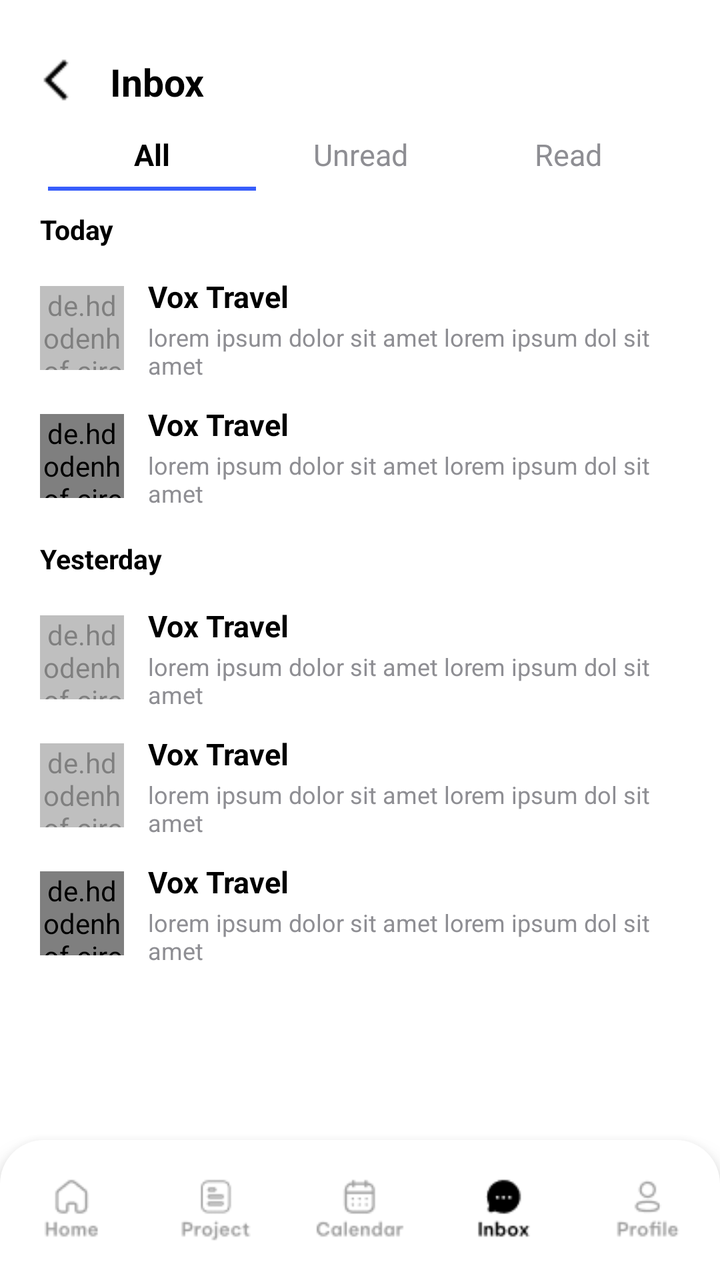
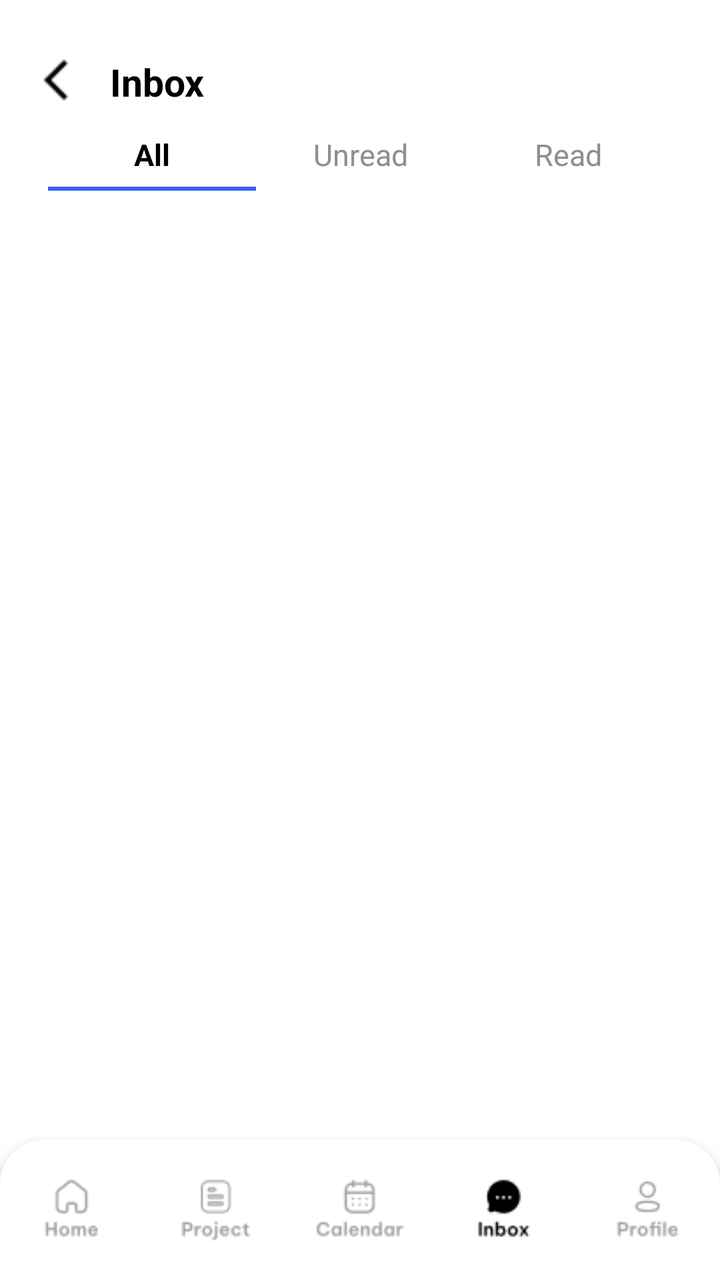

Two renders of the same Android screen: before a commit and after it. Below are the layout's source before the change and the commit's diff.
<!-- AndroidManifest.xml: application theme Theme.Teamflow -->
<!-- res/layout/activity_inbox_all.xml -->
<?xml version="1.0" encoding="utf-8"?>
<RelativeLayout xmlns:android="http://schemas.android.com/apk/res/android"
    xmlns:app="http://schemas.android.com/apk/res-auto"
    xmlns:tools="http://schemas.android.com/tools"
    android:layout_width="match_parent"
    android:layout_height="match_parent"
    android:background="@color/white"
    android:paddingTop="15dp"
    tools:context=".inbox_all">

    
    <RelativeLayout
        android:id="@+id/topBar"
        android:layout_width="match_parent"
        android:layout_height="52dp"
        android:paddingStart="16dp"
        android:paddingEnd="16dp"
        android:gravity="center_vertical">

        <ImageView
            android:id="@+id/backArrow"
            android:layout_width="24dp"
            android:layout_height="24dp"
            android:src="@drawable/back_arrow_head"
            android:layout_alignParentStart="true" />

        <TextView
            android:id="@+id/title"
            android:layout_width="wrap_content"
            android:layout_height="wrap_content"
            android:layout_toEndOf="@id/backArrow"
            android:layout_marginLeft="15dp"
            android:text="Inbox"
            android:textColor="@color/black"
            android:textSize="19sp"
            android:textStyle="bold" />
    </RelativeLayout>

    
    <LinearLayout
        android:id="@+id/tabLayout"
        android:layout_below="@id/topBar"
        android:layout_width="match_parent"
        android:layout_height="wrap_content"
        android:orientation="horizontal"
        android:gravity="center"
        android:paddingHorizontal="24dp">

        <TextView
            android:id="@+id/tabAll"
            android:layout_width="0dp"
            android:layout_height="wrap_content"
            android:layout_weight="1"
            android:gravity="center"
            android:text="All"
            android:textColor="@color/black"
            android:textStyle="bold"
            android:textSize="15sp" />

        <TextView
            android:id="@+id/tabUnread"
            android:layout_width="0dp"
            android:layout_height="wrap_content"
            android:layout_weight="1"
            android:gravity="center"
            android:text="Unread"
            android:textColor="@color/textgrey"
            android:textSize="15sp" />

        <TextView
            android:id="@+id/tabRead"
            android:layout_width="0dp"
            android:layout_height="wrap_content"
            android:layout_weight="1"
            android:gravity="center"
            android:text="Read"
            android:textColor="@color/textgrey"
            android:textSize="15sp" />
    </LinearLayout>

    
    <LinearLayout
        android:id="@+id/tabUnderlineRow"
        android:layout_width="match_parent"
        android:layout_height="2dp"
        android:layout_below="@id/tabLayout"
        android:layout_marginTop="6dp"
        android:paddingHorizontal="24dp"
        android:orientation="horizontal"
        android:weightSum="3">

        <View
            android:layout_width="0dp"
            android:layout_height="match_parent"
            android:layout_weight="1"
            android:background="@color/bluebg" />

        <View
            android:layout_width="0dp"
            android:layout_height="match_parent"
            android:layout_weight="1"
            android:background="@android:color/transparent" />

        <View
            android:layout_width="0dp"
            android:layout_height="match_parent"
            android:layout_weight="1"
            android:background="@android:color/transparent" />
    </LinearLayout>

    
    <ScrollView
        android:id="@+id/scroll"
        android:layout_width="match_parent"
        android:layout_height="match_parent"
        android:layout_below="@id/tabUnderlineRow"
        android:layout_above="@id/bottomNav"
        android:fillViewport="true">

        <LinearLayout
            android:layout_width="match_parent"
            android:layout_height="wrap_content"
            android:orientation="vertical"
            android:paddingHorizontal="20dp"
            android:paddingTop="10dp">

            
            <TextView
                android:layout_width="wrap_content"
                android:layout_height="wrap_content"
                android:text="Today"
                android:textColor="@color/black"
                android:textStyle="bold"
                android:textSize="13.5sp"
                android:layout_marginBottom="8dp" />

            
            <LinearLayout
                android:layout_width="match_parent"
                android:layout_height="64dp"
                android:orientation="horizontal"
                android:gravity="center_vertical"
                android:paddingVertical="6dp">

                <de.hdodenhof.circleimageview.CircleImageView
                    android:layout_width="42dp"
                    android:layout_height="42dp"
                    android:src="@drawable/pfp1"
                    android:alpha="0.5" />

                <LinearLayout
                    android:layout_width="0dp"
                    android:layout_height="wrap_content"
                    android:layout_weight="1"
                    android:layout_marginStart="12dp"
                    android:orientation="vertical">

                    <TextView
                        android:layout_width="wrap_content"
                        android:layout_height="wrap_content"
                        android:text="Vox Travel"
                        android:textColor="@color/black"
                        android:textStyle="bold"
                        android:textSize="15sp" />

                    <TextView
                        android:layout_width="wrap_content"
                        android:layout_height="wrap_content"
                        android:layout_marginTop="2dp"
                        android:text="lorem ipsum dolor sit amet lorem ipsum dol sit amet"
                        android:textColor="@color/textgrey"
                        android:textSize="12sp" />
                </LinearLayout>
            </LinearLayout>

            
            <LinearLayout
                android:layout_width="match_parent"
                android:layout_height="64dp"
                android:orientation="horizontal"
                android:gravity="center_vertical"
                android:paddingVertical="6dp">

                <de.hdodenhof.circleimageview.CircleImageView
                    android:layout_width="42dp"
                    android:layout_height="42dp"
                    android:src="@drawable/pfp3" />

                <LinearLayout
                    android:layout_width="0dp"
                    android:layout_height="wrap_content"
                    android:layout_weight="1"
                    android:layout_marginStart="12dp"
                    android:orientation="vertical">

                    <TextView
                        android:layout_width="wrap_content"
                        android:layout_height="wrap_content"
                        android:text="Vox Travel"
                        android:textColor="@color/black"
                        android:textStyle="bold"
                        android:textSize="15sp" />

                    <TextView
                        android:layout_width="wrap_content"
                        android:layout_height="wrap_content"
                        android:layout_marginTop="2dp"
                        android:text="lorem ipsum dolor sit amet lorem ipsum dol sit amet"
                        android:textColor="@color/textgrey"
                        android:textSize="12sp" />
                </LinearLayout>
            </LinearLayout>

            
            <TextView
                android:layout_width="wrap_content"
                android:layout_height="wrap_content"
                android:text="Yesterday"
                android:textColor="@color/black"
                android:textStyle="bold"
                android:textSize="13.5sp"
                android:layout_marginTop="10dp"
                android:layout_marginBottom="8dp" />

            
            <LinearLayout
                android:layout_width="match_parent"
                android:layout_height="64dp"
                android:orientation="horizontal"
                android:gravity="center_vertical"
                android:paddingVertical="6dp">

                <de.hdodenhof.circleimageview.CircleImageView
                    android:layout_width="42dp"
                    android:layout_height="42dp"
                    android:src="@drawable/pfp4"
                    android:alpha="0.5" />

                <LinearLayout
                    android:layout_width="0dp"
                    android:layout_height="wrap_content"
                    android:layout_weight="1"
                    android:layout_marginStart="12dp"
                    android:orientation="vertical">

                    <TextView
                        android:layout_width="wrap_content"
                        android:layout_height="wrap_content"
                        android:text="Vox Travel"
                        android:textColor="@color/black"
                        android:textStyle="bold"
                        android:textSize="15sp" />

                    <TextView
                        android:layout_width="wrap_content"
                        android:layout_height="wrap_content"
                        android:layout_marginTop="2dp"
                        android:text="lorem ipsum dolor sit amet lorem ipsum dol sit amet"
                        android:textColor="@color/textgrey"
                        android:textSize="12sp" />
                </LinearLayout>
            </LinearLayout>

            
            <LinearLayout
                android:layout_width="match_parent"
                android:layout_height="64dp"
                android:orientation="horizontal"
                android:gravity="center_vertical"
                android:paddingVertical="6dp">

                <de.hdodenhof.circleimageview.CircleImageView
                    android:layout_width="42dp"
                    android:layout_height="42dp"
                    android:src="@drawable/pfp5"
                    android:alpha="0.5" />

                <LinearLayout
                    android:layout_width="0dp"
                    android:layout_height="wrap_content"
                    android:layout_weight="1"
                    android:layout_marginStart="12dp"
                    android:orientation="vertical">

                    <TextView
                        android:layout_width="wrap_content"
                        android:layout_height="wrap_content"
                        android:text="Vox Travel"
                        android:textColor="@color/black"
                        android:textStyle="bold"
                        android:textSize="15sp" />

                    <TextView
                        android:layout_width="wrap_content"
                        android:layout_height="wrap_content"
                        android:layout_marginTop="2dp"
                        android:text="lorem ipsum dolor sit amet lorem ipsum dol sit amet"
                        android:textColor="@color/textgrey"
                        android:textSize="12sp" />
                </LinearLayout>
            </LinearLayout>

            
            <LinearLayout
                android:layout_width="match_parent"
                android:layout_height="64dp"
                android:orientation="horizontal"
                android:gravity="center_vertical"
                android:paddingVertical="6dp">

                <de.hdodenhof.circleimageview.CircleImageView
                    android:layout_width="42dp"
                    android:layout_height="42dp"
                    android:src="@drawable/pfp2" />

                <LinearLayout
                    android:layout_width="0dp"
                    android:layout_height="wrap_content"
                    android:layout_weight="1"
                    android:layout_marginStart="12dp"
                    android:orientation="vertical">

                    <TextView
                        android:layout_width="wrap_content"
                        android:layout_height="wrap_content"
                        android:text="Vox Travel"
                        android:textColor="@color/black"
                        android:textStyle="bold"
                        android:textSize="15sp" />

                    <TextView
                        android:layout_width="wrap_content"
                        android:layout_height="wrap_content"
                        android:layout_marginTop="2dp"
                        android:text="lorem ipsum dolor sit amet lorem ipsum dol sit amet"
                        android:textColor="@color/textgrey"
                        android:textSize="12sp" />
                </LinearLayout>
            </LinearLayout>
        </LinearLayout>
    </ScrollView>

    
    <LinearLayout
        android:id="@+id/bottomNav"
        android:layout_alignParentBottom="true"
        android:layout_width="match_parent"
        android:layout_height="70dp"
        android:orientation="horizontal"
        android:weightSum="5"
        android:background="@drawable/bg_bottom_nav_round"
        android:elevation="8dp"
        android:paddingVertical="8dp">

        <LinearLayout android:layout_width="0dp" android:layout_height="match_parent" android:layout_weight="1" android:gravity="center">
            <ImageView android:layout_width="match_parent" android:layout_height="match_parent" android:layout_margin="10dp" android:src="@drawable/home_unselect"/>
        </LinearLayout>

        <LinearLayout android:layout_width="0dp" android:layout_height="match_parent" android:layout_weight="1" android:gravity="center">
            <ImageView android:layout_width="match_parent" android:layout_height="match_parent" android:layout_margin="10dp" android:src="@drawable/project_unselect"/>
        </LinearLayout>

        <LinearLayout android:layout_width="0dp" android:layout_height="match_parent" android:layout_weight="1" android:gravity="center">
            <ImageView android:layout_width="match_parent" android:layout_height="match_parent" android:layout_margin="10dp" android:src="@drawable/calendar_unselect"/>
        </LinearLayout>

        <LinearLayout android:layout_width="0dp" android:layout_height="match_parent" android:layout_weight="1" android:gravity="center">
            <ImageView android:layout_width="match_parent" android:layout_height="match_parent" android:layout_margin="10dp" android:src="@drawable/inbox_selected"/>
        </LinearLayout>

        <LinearLayout android:layout_width="0dp" android:layout_height="match_parent" android:layout_weight="1" android:gravity="center">
            <ImageView android:layout_width="match_parent" android:layout_height="match_parent" android:layout_margin="10dp" android:src="@drawable/profile_unselect"/>
        </LinearLayout>
    </LinearLayout>

</RelativeLayout>
<!-- resources referenced by this layout -->
<resources>
  <color name="black">#FF000000</color>
  <color name="bluebg">#375DFB</color>
  <color name="textgrey">#8E8E93</color>
  <color name="white">#FFFFFFFF</color>
  <!-- drawable back_arrow_head: png bitmap (drawable, 210 bytes) -->
  <!-- drawable bg_bottom_nav_round (drawable) -->
  <?xml version="1.0" encoding="utf-8"?>
  <shape xmlns:android="http://schemas.android.com/apk/res/android">
      <corners android:topLeftRadius="22dp" android:topRightRadius="22dp" />
      <solid android:color="@color/white" />
  </shape>
  <!-- drawable calendar_unselect: png bitmap (drawable, 1151 bytes) -->
  <!-- drawable home_unselect: png bitmap (drawable, 898 bytes) -->
  <!-- drawable inbox_selected: png bitmap (drawable, 603 bytes) -->
  <!-- drawable pfp1: png bitmap (drawable, 3442 bytes) -->
  <!-- drawable pfp2: png bitmap (drawable, 3665 bytes) -->
  <!-- drawable pfp3: png bitmap (drawable, 3564 bytes) -->
  <!-- drawable pfp4: png bitmap (drawable, 3070 bytes) -->
  <!-- drawable pfp5: png bitmap (drawable, 3588 bytes) -->
  <!-- drawable profile_unselect: png bitmap (drawable, 1003 bytes) -->
  <!-- drawable project_unselect: png bitmap (drawable, 1091 bytes) -->
  <style name="Theme.Teamflow" parent="Base.Theme.Teamflow" />
  <style name="Base.Theme.Teamflow" parent="Theme.Material3.DayNight.NoActionBar">
          
         <item name="colorPrimary">#2F6CE5</item>
      </style>
</resources>

<!-- the commit's change to res/layout/activity_inbox_all.xml (unified diff, before → after) -->
@@ -109,236 +109,15 @@
     </LinearLayout>
 
     
-    <ScrollView
-        android:id="@+id/scroll"
+    <androidx.recyclerview.widget.RecyclerView
+        android:id="@+id/rvConversations"
         android:layout_width="match_parent"
         android:layout_height="match_parent"
         android:layout_below="@id/tabUnderlineRow"
         android:layout_above="@id/bottomNav"
-        android:fillViewport="true">
-
-        <LinearLayout
-            android:layout_width="match_parent"
-            android:layout_height="wrap_content"
-            android:orientation="vertical"
-            android:paddingHorizontal="20dp"
-            android:paddingTop="10dp">
-
-            
-            <TextView
-                android:layout_width="wrap_content"
-                android:layout_height="wrap_content"
-                android:text="Today"
-                android:textColor="@color/black"
-                android:textStyle="bold"
-                android:textSize="13.5sp"
-                android:layout_marginBottom="8dp" />
-
-            
-            <LinearLayout
-                android:layout_width="match_parent"
-                android:layout_height="64dp"
-                android:orientation="horizontal"
-                android:gravity="center_vertical"
-                android:paddingVertical="6dp">
-
-                <de.hdodenhof.circleimageview.CircleImageView
-                    android:layout_width="42dp"
-                    android:layout_height="42dp"
-                    android:src="@drawable/pfp1"
-                    android:alpha="0.5" />
-
-                <LinearLayout
-                    android:layout_width="0dp"
-                    android:layout_height="wrap_content"
-                    android:layout_weight="1"
-                    android:layout_marginStart="12dp"
-                    android:orientation="vertical">
-
-                    <TextView
-                        android:layout_width="wrap_content"
-                        android:layout_height="wrap_content"
-                        android:text="Vox Travel"
-                        android:textColor="@color/black"
-                        android:textStyle="bold"
-                        android:textSize="15sp" />
-
-                    <TextView
-                        android:layout_width="wrap_content"
-                        android:layout_height="wrap_content"
-                        android:layout_marginTop="2dp"
-                        android:text="lorem ipsum dolor sit amet lorem ipsum dol sit amet"
-                        android:textColor="@color/textgrey"
-                        android:textSize="12sp" />
-                </LinearLayout>
-            </LinearLayout>
-
-            
-            <LinearLayout
-                android:layout_width="match_parent"
-                android:layout_height="64dp"
-                android:orientation="horizontal"
-                android:gravity="center_vertical"
-                android:paddingVertical="6dp">
-
-                <de.hdodenhof.circleimageview.CircleImageView
-                    android:layout_width="42dp"
-                    android:layout_height="42dp"
-                    android:src="@drawable/pfp3" />
-
-                <LinearLayout
-                    android:layout_width="0dp"
-                    android:layout_height="wrap_content"
-                    android:layout_weight="1"
-                    android:layout_marginStart="12dp"
-                    android:orientation="vertical">
-
-                    <TextView
-                        android:layout_width="wrap_content"
-                        android:layout_height="wrap_content"
-                        android:text="Vox Travel"
-                        android:textColor="@color/black"
-                        android:textStyle="bold"
-                        android:textSize="15sp" />
-
-                    <TextView
-                        android:layout_width="wrap_content"
-                        android:layout_height="wrap_content"
-                        android:layout_marginTop="2dp"
-                        android:text="lorem ipsum dolor sit amet lorem ipsum dol sit amet"
-                        android:textColor="@color/textgrey"
-                        android:textSize="12sp" />
-                </LinearLayout>
-            </LinearLayout>
-
-            
-            <TextView
-                android:layout_width="wrap_content"
-                android:layout_height="wrap_content"
-                android:text="Yesterday"
-                android:textColor="@color/black"
-                android:textStyle="bold"
-                android:textSize="13.5sp"
-                android:layout_marginTop="10dp"
-                android:layout_marginBottom="8dp" />
-
-            
-            <LinearLayout
-                android:layout_width="match_parent"
-                android:layout_height="64dp"
-                android:orientation="horizontal"
-                android:gravity="center_vertical"
-                android:paddingVertical="6dp">
-
-                <de.hdodenhof.circleimageview.CircleImageView
-                    android:layout_width="42dp"
-                    android:layout_height="42dp"
-                    android:src="@drawable/pfp4"
-                    android:alpha="0.5" />
-
-                <LinearLayout
-                    android:layout_width="0dp"
-                    android:layout_height="wrap_content"
-                    android:layout_weight="1"
-                    android:layout_marginStart="12dp"
-                    android:orientation="vertical">
-
-                    <TextView
-                        android:layout_width="wrap_content"
-                        android:layout_height="wrap_content"
-                        android:text="Vox Travel"
-                        android:textColor="@color/black"
-                        android:textStyle="bold"
-                        android:textSize="15sp" />
-
-                    <TextView
-                        android:layout_width="wrap_content"
-                        android:layout_height="wrap_content"
-                        android:layout_marginTop="2dp"
-                        android:text="lorem ipsum dolor sit amet lorem ipsum dol sit amet"
-                        android:textColor="@color/textgrey"
-                        android:textSize="12sp" />
-                </LinearLayout>
-            </LinearLayout>
-
-            
-            <LinearLayout
-                android:layout_width="match_parent"
-                android:layout_height="64dp"
-                android:orientation="horizontal"
-                android:gravity="center_vertical"
-                android:paddingVertical="6dp">
-
-                <de.hdodenhof.circleimageview.CircleImageView
-                    android:layout_width="42dp"
-                    android:layout_height="42dp"
-                    android:src="@drawable/pfp5"
-                    android:alpha="0.5" />
-
-                <LinearLayout
-                    android:layout_width="0dp"
-                    android:layout_height="wrap_content"
-                    android:layout_weight="1"
-                    android:layout_marginStart="12dp"
-                    android:orientation="vertical">
-
-                    <TextView
-                        android:layout_width="wrap_content"
-                        android:layout_height="wrap_content"
-                        android:text="Vox Travel"
-                        android:textColor="@color/black"
-                        android:textStyle="bold"
-                        android:textSize="15sp" />
-
-                    <TextView
-                        android:layout_width="wrap_content"
-                        android:layout_height="wrap_content"
-                        android:layout_marginTop="2dp"
-                        android:text="lorem ipsum dolor sit amet lorem ipsum dol sit amet"
-                        android:textColor="@color/textgrey"
-                        android:textSize="12sp" />
-                </LinearLayout>
-            </LinearLayout>
-
-            
-            <LinearLayout
-                android:layout_width="match_parent"
-                android:layout_height="64dp"
-                android:orientation="horizontal"
-                android:gravity="center_vertical"
-                android:paddingVertical="6dp">
-
-                <de.hdodenhof.circleimageview.CircleImageView
-                    android:layout_width="42dp"
-                    android:layout_height="42dp"
-                    android:src="@drawable/pfp2" />
-
-                <LinearLayout
-                    android:layout_width="0dp"
-                    android:layout_height="wrap_content"
-                    android:layout_weight="1"
-                    android:layout_marginStart="12dp"
-                    android:orientation="vertical">
-
-                    <TextView
-                        android:layout_width="wrap_content"
-                        android:layout_height="wrap_content"
-                        android:text="Vox Travel"
-                        android:textColor="@color/black"
-                        android:textStyle="bold"
-                        android:textSize="15sp" />
-
-                    <TextView
-                        android:layout_width="wrap_content"
-                        android:layout_height="wrap_content"
-                        android:layout_marginTop="2dp"
-                        android:text="lorem ipsum dolor sit amet lorem ipsum dol sit amet"
-                        android:textColor="@color/textgrey"
-                        android:textSize="12sp" />
-                </LinearLayout>
-            </LinearLayout>
-        </LinearLayout>
-    </ScrollView>
+        android:paddingHorizontal="20dp"
+        android:paddingTop="10dp"
+        android:clipToPadding="false" />
 
     
     <LinearLayout
@@ -352,24 +131,69 @@
         android:elevation="8dp"
         android:paddingVertical="8dp">
 
-        <LinearLayout android:layout_width="0dp" android:layout_height="match_parent" android:layout_weight="1" android:gravity="center">
-            <ImageView android:layout_width="match_parent" android:layout_height="match_parent" android:layout_margin="10dp" android:src="@drawable/home_unselect"/>
-        </LinearLayout>
-
-        <LinearLayout android:layout_width="0dp" android:layout_height="match_parent" android:layout_weight="1" android:gravity="center">
-            <ImageView android:layout_width="match_parent" android:layout_height="match_parent" android:layout_margin="10dp" android:src="@drawable/project_unselect"/>
-        </LinearLayout>
-
-        <LinearLayout android:layout_width="0dp" android:layout_height="match_parent" android:layout_weight="1" android:gravity="center">
-            <ImageView android:layout_width="match_parent" android:layout_height="match_parent" android:layout_margin="10dp" android:src="@drawable/calendar_unselect"/>
-        </LinearLayout>
-
-        <LinearLayout android:layout_width="0dp" android:layout_height="match_parent" android:layout_weight="1" android:gravity="center">
-            <ImageView android:layout_width="match_parent" android:layout_height="match_parent" android:layout_margin="10dp" android:src="@drawable/inbox_selected"/>
-        </LinearLayout>
-
-        <LinearLayout android:layout_width="0dp" android:layout_height="match_parent" android:layout_weight="1" android:gravity="center">
-            <ImageView android:layout_width="match_parent" android:layout_height="match_parent" android:layout_margin="10dp" android:src="@drawable/profile_unselect"/>
+        <LinearLayout 
+            android:id="@+id/navHome"
+            android:layout_width="0dp" 
+            android:layout_height="match_parent" 
+            android:layout_weight="1" 
+            android:gravity="center">
+            <ImageView 
+                android:layout_width="match_parent" 
+                android:layout_height="match_parent" 
+                android:layout_margin="10dp" 
+                android:src="@drawable/home_unselect"/>
+        </LinearLayout>
+
+        <LinearLayout 
+            android:id="@+id/navProjects"
+            android:layout_width="0dp" 
+            android:layout_height="match_parent" 
+            android:layout_weight="1" 
+            android:gravity="center">
+            <ImageView 
+                android:layout_width="match_parent" 
+                android:layout_height="match_parent" 
+                android:layout_margin="10dp" 
+                android:src="@drawable/project_unselect"/>
+        </LinearLayout>
+
+        <LinearLayout 
+            android:id="@+id/navCalendar"
+            android:layout_width="0dp" 
+            android:layout_height="match_parent" 
+            android:layout_weight="1" 
+            android:gravity="center">
+            <ImageView 
+                android:layout_width="match_parent" 
+                android:layout_height="match_parent" 
+                android:layout_margin="10dp" 
+                android:src="@drawable/calendar_unselect"/>
+        </LinearLayout>
+
+        <LinearLayout 
+            android:id="@+id/navInbox"
+            android:layout_width="0dp" 
+            android:layout_height="match_parent" 
+            android:layout_weight="1" 
+            android:gravity="center">
+            <ImageView 
+                android:layout_width="match_parent" 
+                android:layout_height="match_parent" 
+                android:layout_margin="10dp" 
+                android:src="@drawable/inbox_selected"/>
+        </LinearLayout>
+
+        <LinearLayout 
+            android:id="@+id/navProfile"
+            android:layout_width="0dp" 
+            android:layout_height="match_parent" 
+            android:layout_weight="1" 
+            android:gravity="center">
+            <ImageView 
+                android:layout_width="match_parent" 
+                android:layout_height="match_parent" 
+                android:layout_margin="10dp" 
+                android:src="@drawable/profile_unselect"/>
         </LinearLayout>
     </LinearLayout>
 
<!-- resource entries referenced after the edit -->
@@ -14,11 +14,6 @@
   <!-- drawable calendar_unselect: png bitmap (drawable, 1151 bytes) -->
   <!-- drawable home_unselect: png bitmap (drawable, 898 bytes) -->
   <!-- drawable inbox_selected: png bitmap (drawable, 603 bytes) -->
-  <!-- drawable pfp1: png bitmap (drawable, 3442 bytes) -->
-  <!-- drawable pfp2: png bitmap (drawable, 3665 bytes) -->
-  <!-- drawable pfp3: png bitmap (drawable, 3564 bytes) -->
-  <!-- drawable pfp4: png bitmap (drawable, 3070 bytes) -->
-  <!-- drawable pfp5: png bitmap (drawable, 3588 bytes) -->
   <!-- drawable profile_unselect: png bitmap (drawable, 1003 bytes) -->
   <!-- drawable project_unselect: png bitmap (drawable, 1091 bytes) -->
   <style name="Theme.Teamflow" parent="Base.Theme.Teamflow" />
